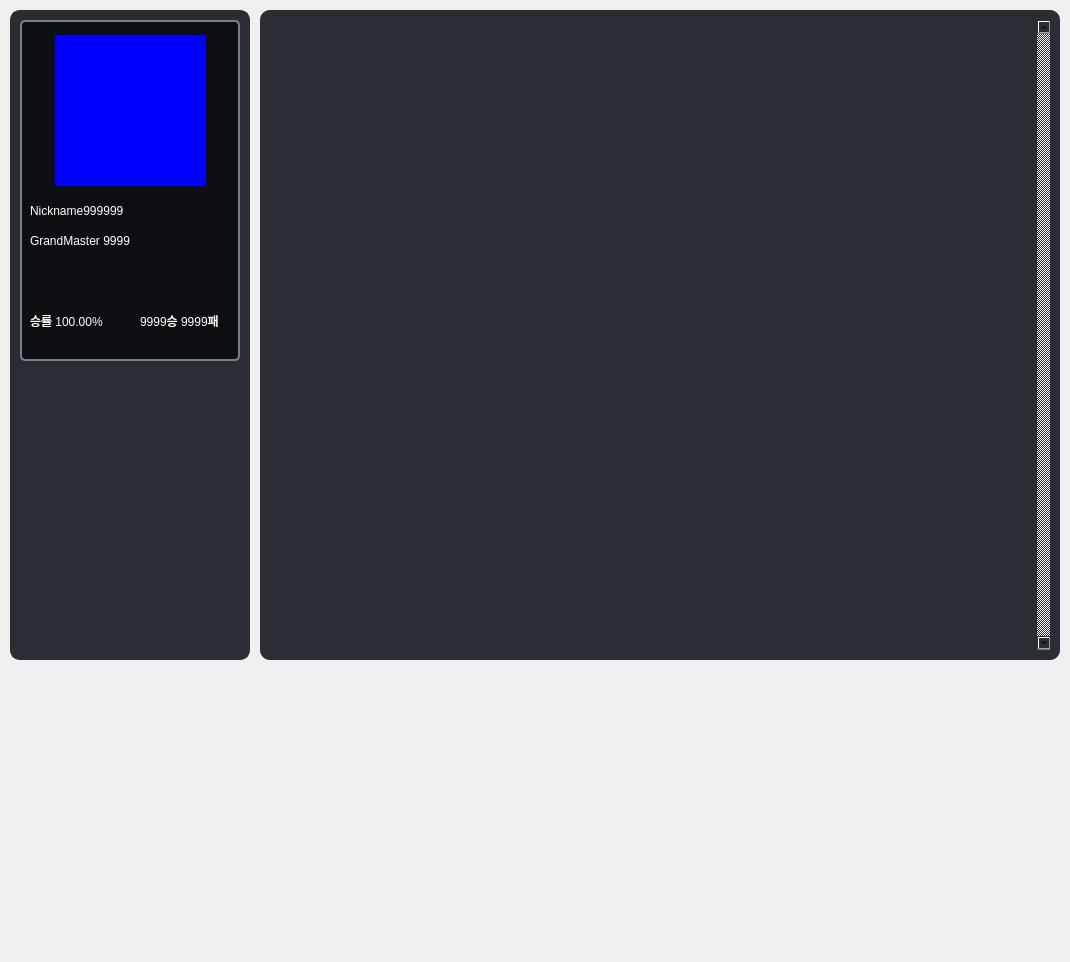
First picture: the form in Data/UI/Record/RecordFrame.ui, repository CSID-DGU/2024-1-OSSP2-team-08-GameAssistant, before the edit.
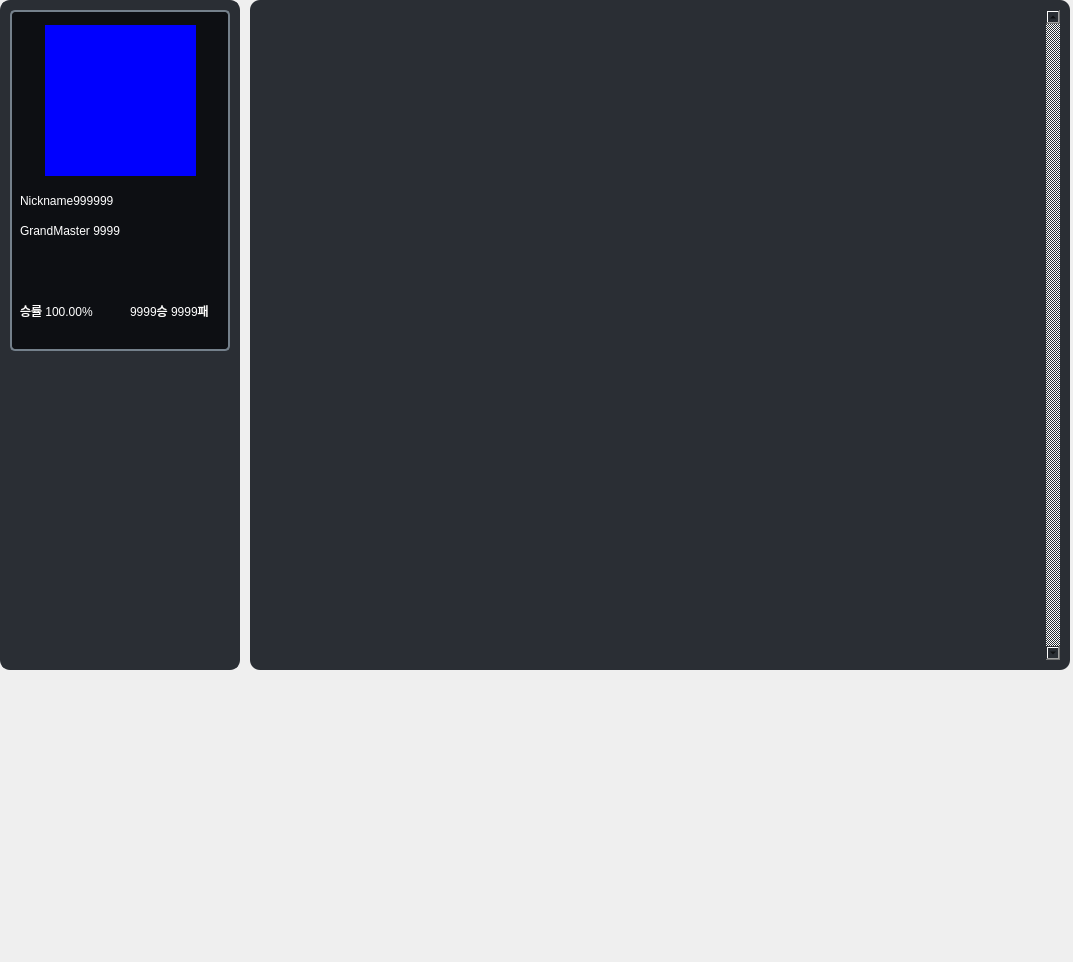
Second picture: the form after the edit. Icons and pictures are not drawn.

Commit message: Tier UI tmp

```diff
--- a/Data/UI/Record/RecordFrame.ui
+++ b/Data/UI/Record/RecordFrame.ui
@@ -6,7 +6,7 @@
    <rect>
     <x>0</x>
     <y>0</y>
-    <width>1070</width>
+    <width>1073</width>
     <height>962</height>
    </rect>
   </property>
@@ -34,10 +34,10 @@
    <widget class="QFrame" name="PlayerInfoFrame">
     <property name="geometry">
      <rect>
-      <x>10</x>
-      <y>10</y>
+      <x>0</x>
+      <y>0</y>
       <width>240</width>
-      <height>650</height>
+      <height>670</height>
      </rect>
     </property>
     <property name="styleSheet">
@@ -177,10 +177,10 @@
    <widget class="QFrame" name="MatchesFrame">
     <property name="geometry">
      <rect>
-      <x>260</x>
-      <y>10</y>
-      <width>800</width>
-      <height>650</height>
+      <x>250</x>
+      <y>0</y>
+      <width>820</width>
+      <height>670</height>
      </rect>
     </property>
     <property name="styleSheet">
@@ -194,8 +194,8 @@
       <rect>
        <x>10</x>
        <y>10</y>
-       <width>780</width>
-       <height>630</height>
+       <width>800</width>
+       <height>650</height>
       </rect>
      </property>
      <property name="styleSheet">
@@ -210,18 +210,41 @@
        <rect>
         <x>0</x>
         <y>0</y>
-        <width>781</width>
-        <height>630</height>
+        <width>800</width>
+        <height>650</height>
        </rect>
       </property>
       <property name="styleSheet">
-       <string notr="true">QScrollBar
+       <string notr="true">QScrollArea {
+background: transparent;
+border: none;
+}
+QScrollBar:vertical {
+background: rgb(42, 46, 52);
+width: 12px;
+}
+QScrollBar::add-line:vertical, QScrollBar::sub-line:vertical
 {
-background : rgb(42, 46, 52);
+background: none;
 }
-QScrollBar::handle
+QScrollBar::add-page:vertical, QScrollBar::sub-page:vertical
 {
-background :  rgb(42, 46, 52);
+background: none;
+}
+
+QScrollBar:horizontal {
+background: rgb(42, 46, 52);
+height: 12px;
+}
+QScrollBar::add-line:horizontal, QScrollBar::sub-line:horizontal {
+background: none;
+}
+QScrollBar::add-page:horizontal, QScrollBar::sub-page:horizontal {
+background: none;
+ }
+
+QScrollBar::handle {
+background-color:  rgb(62, 68, 77);
 }
 QScrollBar::handle::hover
 {
@@ -246,8 +269,8 @@
         <rect>
          <x>0</x>
          <y>0</y>
-         <width>755</width>
-         <height>630</height>
+         <width>788</width>
+         <height>650</height>
         </rect>
        </property>
       </widget>
```
Left out of the diff: 4 changed lines with no effect on the pictures. The commit also changes 7 other files.
